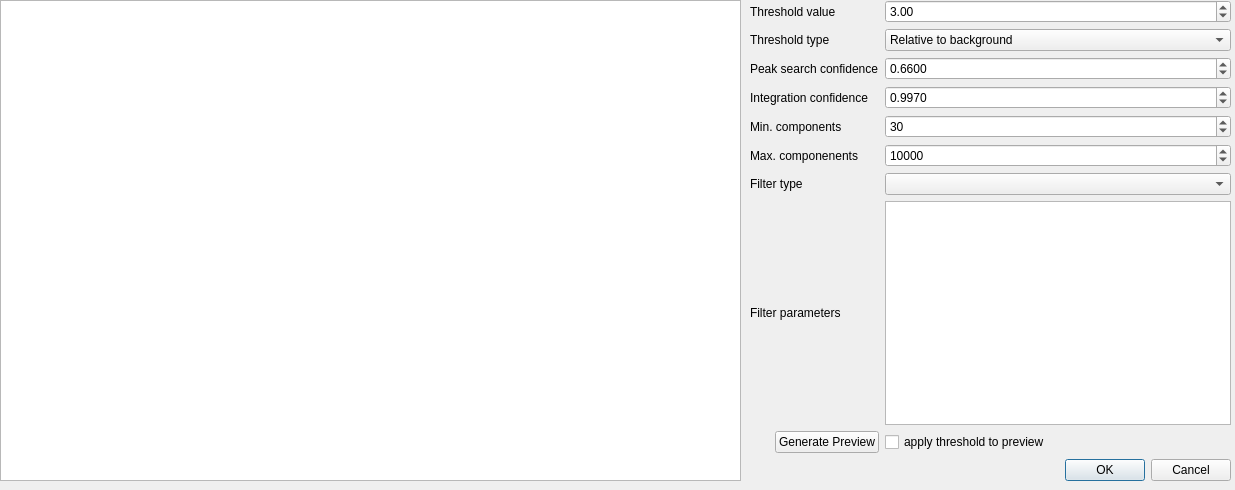
Before: the Qt Designer form apps/nsxqt/ui/ConvolveDialog.ui in k61n/openhkl, drawn with Qt 5.
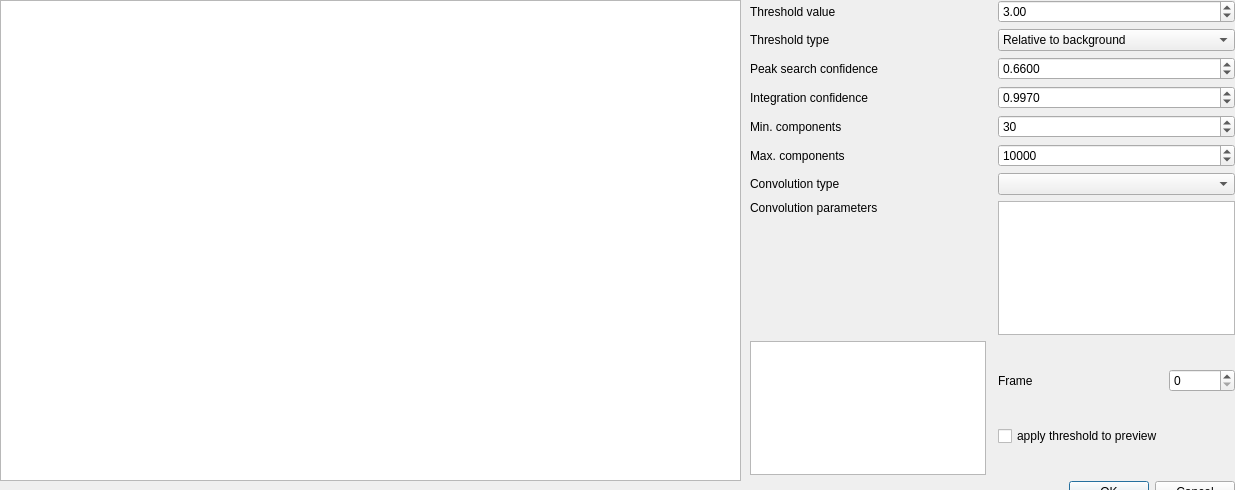
After: the same form once the commit is applied.

```diff
--- a/apps/nsxqt/ui/ConvolveDialog.ui
+++ b/apps/nsxqt/ui/ConvolveDialog.ui
@@ -31,11 +31,22 @@
     <rect>
      <x>750</x>
      <y>0</y>
-     <width>481</width>
-     <height>481</height>
+     <width>485</width>
+     <height>503</height>
     </rect>
    </property>
    <layout class="QGridLayout" name="gridLayout">
+    <item row="7" column="3">
+     <layout class="QVBoxLayout" name="verticalLayout_2">
+      <item>
+       <widget class="QComboBox" name="filterComboBox">
+        <property name="insertPolicy">
+         <enum>QComboBox::InsertAlphabetically</enum>
+        </property>
+       </widget>
+      </item>
+     </layout>
+    </item>
     <item row="6" column="3">
      <widget class="QSpinBox" name="maxCompBox">
       <property name="maximum">
@@ -56,7 +67,7 @@
     <item row="6" column="0" colspan="2">
      <widget class="QLabel" name="maxCompLabel">
       <property name="text">
-       <string>Max. componenents</string>
+       <string>Max. components</string>
       </property>
      </widget>
     </item>
@@ -90,13 +101,6 @@
       </item>
      </widget>
     </item>
-    <item row="8" column="0" colspan="2">
-     <widget class="QLabel" name="label">
-      <property name="text">
-       <string>Filter parameters</string>
-      </property>
-     </widget>
-    </item>
     <item row="5" column="0" colspan="2">
      <widget class="QLabel" name="minCompLabel">
       <property name="text">
@@ -114,7 +118,10 @@
     <item row="7" column="0" colspan="2">
      <widget class="QLabel" name="filterLabel">
       <property name="text">
-       <string>Filter type</string>
+       <string>Convolution type</string>
+      </property>
+      <property name="alignment">
+       <set>Qt::AlignLeading|Qt::AlignLeft|Qt::AlignVCenter</set>
       </property>
      </widget>
     </item>
@@ -135,13 +142,6 @@
       </property>
      </widget>
     </item>
-    <item row="11" column="1">
-     <widget class="QPushButton" name="previewButton">
-      <property name="text">
-       <string>Generate Preview</string>
-      </property>
-     </widget>
-    </item>
     <item row="12" column="3">
      <widget class="QDialogButtonBox" name="buttonBox">
       <property name="orientation">
@@ -152,13 +152,6 @@
       </property>
      </widget>
     </item>
-    <item row="11" column="3">
-     <widget class="QCheckBox" name="thresholdCheckBox">
-      <property name="text">
-       <string>apply threshold to preview</string>
-      </property>
-     </widget>
-    </item>
     <item row="0" column="3">
      <widget class="QDoubleSpinBox" name="thresholdSpinBox">
       <property name="maximum">
@@ -172,16 +165,6 @@
       </property>
      </widget>
     </item>
-    <item row="8" column="3">
-     <widget class="QTreeView" name="treeView"/>
-    </item>
-    <item row="7" column="3">
-     <widget class="QComboBox" name="filterComboBox">
-      <property name="insertPolicy">
-       <enum>QComboBox::InsertAlphabetically</enum>
-      </property>
-     </widget>
-    </item>
     <item row="3" column="3">
      <widget class="QDoubleSpinBox" name="blobConfidenceSpinBox">
       <property name="decimals">
@@ -205,6 +188,43 @@
       </property>
      </widget>
     </item>
+    <item row="9" column="3">
+     <layout class="QGridLayout" name="gridLayout_3">
+      <item row="0" column="1">
+       <widget class="QSpinBox" name="frameIndex"/>
+      </item>
+      <item row="0" column="0">
+       <widget class="QLabel" name="label">
+        <property name="text">
+         <string>Frame</string>
+        </property>
+       </widget>
+      </item>
+      <item row="1" column="0">
+       <widget class="QCheckBox" name="applyThreshold">
+        <property name="text">
+         <string>apply threshold to preview</string>
+        </property>
+       </widget>
+      </item>
+     </layout>
+    </item>
+    <item row="9" column="0">
+     <widget class="QListWidget" name="dataList"/>
+    </item>
+    <item row="8" column="3">
+     <widget class="QTreeView" name="treeView"/>
+    </item>
+    <item row="8" column="0">
+     <widget class="QLabel" name="label_3">
+      <property name="text">
+       <string>Convolution parameters</string>
+      </property>
+      <property name="alignment">
+       <set>Qt::AlignLeading|Qt::AlignLeft|Qt::AlignTop</set>
+      </property>
+     </widget>
+    </item>
    </layout>
   </widget>
  </widget>
```
Left out of the diff: 2 changed lines with no effect on the pictures.
